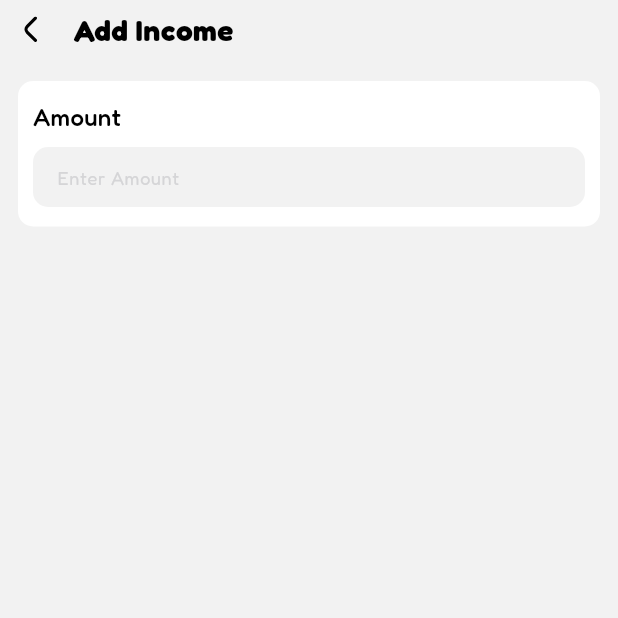
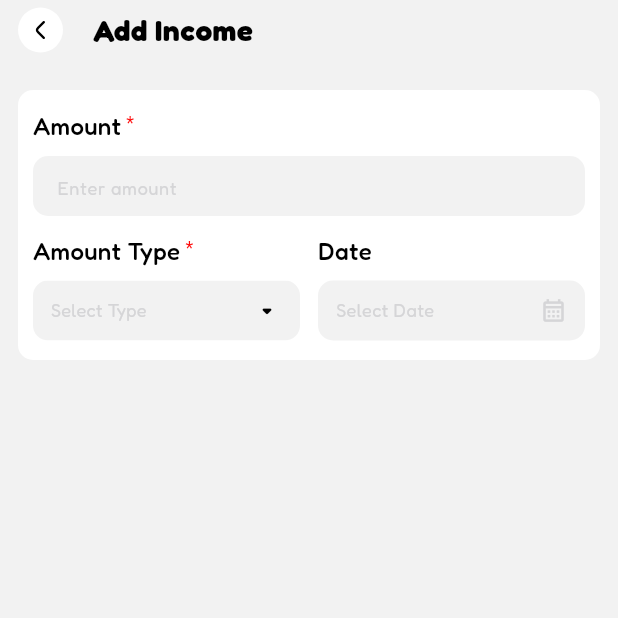
Before and after one commit to mdRafizz/rExpense, a Flutter app: the screen it shows after launch, after a tap on "Income", on a phone screen of 412 x 824 dp, the top half of it. Run offline on Flutter 3.47's test engine with Material 3 defaults, Android fonts, the phone set to English and light mode, and no system bars; our stand-ins replace drift, flutter_riverpod, flutter_svg, gap, logger; accounts and stored records are empty; generated files the repository leaves out were written again.

Commit message:
feat: Add wallet management and enhance income entry UI
This commit introduces a `Wallets` table to the database and improves the "Add Income" screen with new input components and structured fields.

- **feat(database):** Adds `Wallets` table to track different account types (cash, bank, etc.) and establishes a relationship in the `Income` table via `walletId`.
- **feat(ui):** Creates `CustomLabeledTextField` to standardize input fields across the application.
- **feat(extensions):** Adds `toMandatoryLabel` extension to `String` to easily render text with a required red asterisk.
- **build(ui):** Updates `AddIncomeView` with a more refined layout, including:
    - A styled back button.
    - Integration of `CustomLabeledTextField` for amount input.
    - New fields for "Amount Type" (dropdown) and "Date" selection.
- **refactor:** Refactors `Income` table schema and ensures consistency in database class registration.

```diff
--- a/lib/core/database/app_database.dart
+++ b/lib/core/database/app_database.dart
@@ -5,6 +5,7 @@ import 'package:path/path.dart' as p;
 import 'package:path_provider/path_provider.dart';
 import 'package:r_expense/core/database/tables/income_source.dart';
 import 'package:r_expense/core/database/tables/income_table.dart';
+import 'package:r_expense/core/database/tables/wallets_table.dart';
 
 import 'tables/category_master_table.dart';
 import 'tables/category_table.dart';
@@ -21,6 +22,7 @@ part 'app_database.g.dart';
     Expenses,
     Income,
     IncomeSources,
+    Wallets,
   ],
 )
 
--- a/lib/core/database/tables/income_table.dart
+++ b/lib/core/database/tables/income_table.dart
@@ -1,4 +1,5 @@
 import 'package:drift/drift.dart';
+import 'package:r_expense/core/database/tables/wallets_table.dart';
 
 import 'income_source.dart';
 
@@ -7,13 +8,13 @@ class Income extends Table {
 
   RealColumn get amount => real()();
 
-  IntColumn get sourceId =>
-      integer().references(IncomeSources, #id)();
+  IntColumn get sourceId => integer().references(IncomeSources, #id)();
+
+  IntColumn get walletId => integer().references(Wallets, #id)();
 
   DateTimeColumn get incomeDate => dateTime()();
 
   TextColumn get note => text().nullable()();
 
-  DateTimeColumn get createdAt =>
-      dateTime().withDefault(currentDateAndTime)();
+  DateTimeColumn get createdAt => dateTime().withDefault(currentDateAndTime)();
 }
--- /dev/null
+++ b/lib/core/database/tables/wallets_table.dart
@@ -0,0 +1,19 @@
+import 'package:drift/drift.dart';
+
+class Wallets extends Table {
+  IntColumn get id => integer().autoIncrement()();
+
+  TextColumn get name => text()();
+
+  TextColumn get type => text()();
+  // cash, bank, mobile, credit
+
+  RealColumn get openingBalance => real().withDefault(const Constant(0))();
+
+  RealColumn get currentBalance => real().withDefault(const Constant(0))();
+
+  BoolColumn get isActive => boolean().withDefault(const Constant(true))();
+
+  DateTimeColumn get createdAt =>
+      dateTime().withDefault(currentDateAndTime)();
+}
--- a/lib/core/extensions/string_extensions.dart
+++ b/lib/core/extensions/string_extensions.dart
@@ -1,4 +1,5 @@
 import 'package:flutter/material.dart';
+import 'package:r_expense/core/extensions/context_extension.dart';
 import '../theme/text_styles.dart';
 
 /// Extension on String to provide easy text widget creation with predefined styles
@@ -90,6 +91,26 @@ extension StringTextExtensions on String {
       style: TextStyles.subtitle1(color: color),
       overflow: overflow,
       maxLines: maxLines,
+    );
+  }
+
+  Widget toMandatoryLabel(BuildContext context, {Color? color}) {
+    return Text.rich(
+      TextSpan(
+        text: this,
+        style: TextStyles.subtitle1(color: color),
+        children: [
+          WidgetSpan(
+            child: Transform.translate(
+              offset: const Offset(0, -4),
+              child: Text(
+                ' *',
+                style: TextStyle(color: context.buttonRedColor, fontSize: 12),
+              ),
+            ),
+          ),
+        ],
+      ),
     );
   }
 
--- /dev/null
+++ b/lib/core/widgets/custom_labeled_text_field.dart
@@ -0,0 +1,83 @@
+import 'package:flutter/material.dart';
+import 'package:gap/gap.dart';
+
+import '../extensions/context_extension.dart';
+import '../extensions/string_extensions.dart';
+import '../theme/text_styles.dart';
+
+class CustomLabeledTextField extends StatelessWidget {
+  final String label;
+  final String hintText;
+  final TextInputType keyboardType;
+  final int? maxLines;
+  final int? minLines;
+  final TextAlignVertical textAlignVertical;
+  final TextEditingController? controller;
+  final ValueChanged<String>? onChanged;
+  final bool isMandatory;
+  final double? textFieldHeight;
+
+  const CustomLabeledTextField({
+    super.key,
+    required this.label,
+    this.hintText = "Enter text",
+    this.keyboardType = TextInputType.text,
+    this.maxLines = 1,
+    this.minLines = 1,
+    this.textAlignVertical = TextAlignVertical.center,
+    this.controller,
+    this.onChanged,
+    this.isMandatory = true,
+    this.textFieldHeight,
+  });
+
+  @override
+  Widget build(BuildContext context) {
+    return Column(
+      mainAxisSize: .min,
+      crossAxisAlignment: .start,
+      children: [
+        isMandatory? label.toMandatoryLabel(context): label.toSubtitle2(),
+        const Gap(8),
+        SizedBox(
+          height: textFieldHeight,
+          child: TextField(
+            controller: controller,
+            onChanged: onChanged,
+            minLines: minLines,
+            maxLines: maxLines,
+            textAlignVertical: textAlignVertical,
+            keyboardType: keyboardType,
+            style: TextStyles.regular(
+              color: context.textColor,
+              fontSize: 14,
+            ),
+            decoration: InputDecoration(
+              isDense: true,
+              filled: true,
+              fillColor: context.scaffoldColor,
+              hintText: hintText,
+              hintStyle: TextStyles.regular(
+                color: context.dividerColor,
+                fontSize: 12,
+              ),
+              contentPadding: const .all(12),
+              border: OutlineInputBorder(
+                borderRadius: .circular(10),
+                borderSide: BorderSide.none,
+              ),
+              enabledBorder: OutlineInputBorder(
+                borderRadius: BorderRadius.circular(10),
+                borderSide: BorderSide.none,
+              ),
+              focusedBorder: OutlineInputBorder(
+                borderRadius: BorderRadius.circular(10),
+                borderSide: BorderSide.none,
+              ),
+            ),
+          ),
+        ),
+      ],
+    );
+  }
+}
--- a/lib/features/income/presentation/add_income_view.dart
+++ b/lib/features/income/presentation/add_income_view.dart
@@ -2,6 +2,7 @@ import 'package:flutter/material.dart';
 import 'package:flutter/services.dart';
 import 'package:gap/gap.dart';
 import 'package:r_expense/core/extensions/context_extension.dart';
+import 'package:r_expense/core/widgets/custom_labeled_text_field.dart';
 
 import '../../../core/extensions/picture_extensions.dart';
 import '../../../core/extensions/string_extensions.dart';
@@ -30,51 +31,118 @@ class AddIncomeView extends StatelessWidget {
                 children: [
                   GestureDetector(
                     onTap: () => Navigator.of(context).pop(),
-                    child: "back".toSvgIcon(color: context.textColor),
+                    child: Container(
+                      height: 30,
+                      width: 30,
+                      decoration: BoxDecoration(
+                        shape: BoxShape.circle,
+                        color: context.cardColor,
+                      ),
+                      alignment: .center,
+                      child: "back".toSvgIcon(color: context.textColor,size: 12),
+                    ),
                   ),
                   Gap(20),
                   "Add Income".toHeadline5(),
                 ],
               ),
-              Gap(20),
+              Gap(25),
               Container(
-                padding: const .symmetric(
-                  horizontal: 10,
-                  vertical: 13
-                ),
+                padding: const .symmetric(horizontal: 10, vertical: 13),
                 decoration: BoxDecoration(
                   color: context.cardColor,
                   borderRadius: BorderRadius.all(Radius.circular(10)),
                 ),
                 child: Column(
-                  mainAxisSize: .min,
                   crossAxisAlignment: .start,
                   children: [
-                    "Amount".toSubtitle1(),
-                    Gap(8),
-                    ClipRRect(
-                      borderRadius: .all(.circular(10)),
-                      child: SizedBox(
-                        height: 40,
-                        child: TextField(
-                          textAlignVertical: .center,
-                          keyboardType: TextInputType.number,
-                          style: TextStyles.regular(color: context.textColor,fontSize: 14),
-                          decoration: InputDecoration(
-                            border: InputBorder.none,
-                            isDense: true,
-                            contentPadding: .all(12),
-                            fillColor: context.scaffoldColor,
-                            filled: true,
-                            hintText: "Enter Amount",
-                            hintStyle: TextStyles.regular(color: context.dividerColor,fontSize: 12),
+                    CustomLabeledTextField(
+                      label: "Amount",
+                      keyboardType: .number,
+                      hintText: "Enter amount",
+                      textFieldHeight: 40,
+                    ),
+                    const Gap(12),
+                    Row(
+                      children: [
+                        Expanded(
+                          child: Column(
+                            crossAxisAlignment: .start,
+                            children: [
+                              "Amount Type".toMandatoryLabel(context),
+                              const Gap(8),
+                              ClipRRect(
+                                borderRadius: BorderRadius.circular(10),
+                                child: Container(
+                                  height: 40,
+                                  padding: const EdgeInsets.symmetric(horizontal: 12),
+                                  color: context.scaffoldColor, // Sets the background color
+                                  child: DropdownButtonHideUnderline( // Removes the bottom divider
+                                    child: DropdownButton<int>(
+                                      isExpanded: true, // Makes sure it fills the width
+                                      hint: "Select Type".toCaption(color: context.dividerColor,),
+                                      dropdownColor: context.scaffoldColor, // Sets the menu popup color
+                                      icon: Icon(Icons.arrow_drop_down_rounded, color: context.textColor, size: 20),
+                                      items: [
+                                        DropdownMenuItem(
+                                          value: 1,
+                                          child: "Bank".toBody2(),
+                                        ),
+                                        DropdownMenuItem(
+                                          value: 2,
+                                          child: "Cash".toBody2(),
+                                        ),
+                                        DropdownMenuItem(
+                                          value: 3,
+                                          child: "Wallet".toBody2(),
+                                        ),
+                                      ],
+                                      onChanged: (val) {
+                                        // Handle logic
+                                      },
+                                    ),
+                                  ),
+                                ),
+                              ),
+                            ],
                           ),
                         ),
-                      ),
-                    ),
-                  ],
+                        Gap(12),
+                        Expanded(
+                          child: Column(
+                            crossAxisAlignment: .start,
+                            children: [
+                              "Date".toSubtitle1(),
+                              const Gap(8),
+                              Container(
+                                height: 40,
+                                padding: const EdgeInsets.symmetric(horizontal: 12),
+                                decoration: BoxDecoration(
+                                  color: context.scaffoldColor,
+                                  borderRadius: BorderRadius.circular(10),
+                                ),
+                                child: Row(
+                                  mainAxisAlignment: MainAxisAlignment.spaceBetween,
+                                  children: [
+                                    // Replace with your date variable logic
+                                    "Select Date".toCaption(
+                                      color: context.dividerColor, // Or context.textColor if date is selected
+                                    ),
+                                    Icon(
+                                      Icons.calendar_month_outlined,
+                                      size: 18,
+                                      color: context.dividerColor,
+                                    ),
+                                  ],
+                                ),
+                              ),
+                            ],
+                          ),
+                        ),
+                      ],
+                    )                  ],
                 ),
-              )
+              ),
             ],
           ),
         ),
```
